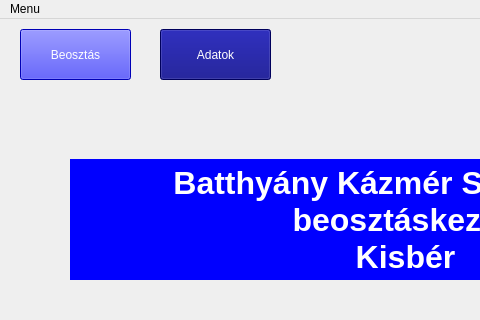
Above: mainwindow.ui from belakovi/beosztaskezelo before the change; both pictures show x 0 to 480 and y 0 to 320 of the 820 by 605 pixel window. Below: the same form after it.
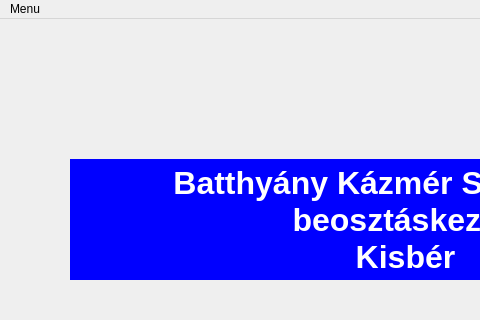
That is the form after the change.

What changed in the file:
```diff
--- a/mainwindow.ui
+++ b/mainwindow.ui
@@ -61,46 +61,6 @@
      <set>Qt::AlignCenter</set>
     </property>
    </widget>
-   <widget class="QPushButton" name="beosztas_button">
-    <property name="geometry">
-     <rect>
-      <x>20</x>
-      <y>10</y>
-      <width>111</width>
-      <height>51</height>
-     </rect>
-    </property>
-    <property name="autoFillBackground">
-     <bool>false</bool>
-    </property>
-    <property name="styleSheet">
-     <string notr="true">background-color: rgb(0, 0, 255);
-color: rgb(255, 255, 255);</string>
-    </property>
-    <property name="text">
-     <string>Beosztás</string>
-    </property>
-   </widget>
-   <widget class="QPushButton" name="adatok_button">
-    <property name="geometry">
-     <rect>
-      <x>160</x>
-      <y>10</y>
-      <width>111</width>
-      <height>51</height>
-     </rect>
-    </property>
-    <property name="autoFillBackground">
-     <bool>false</bool>
-    </property>
-    <property name="styleSheet">
-     <string notr="true">background-color: rgb(0, 0, 127);
-color: rgb(255, 255, 255);</string>
-    </property>
-    <property name="text">
-     <string>Adatok</string>
-    </property>
-   </widget>
   </widget>
   <widget class="QStatusBar" name="statusbar"/>
   <widget class="QMenuBar" name="menuBar">
```
